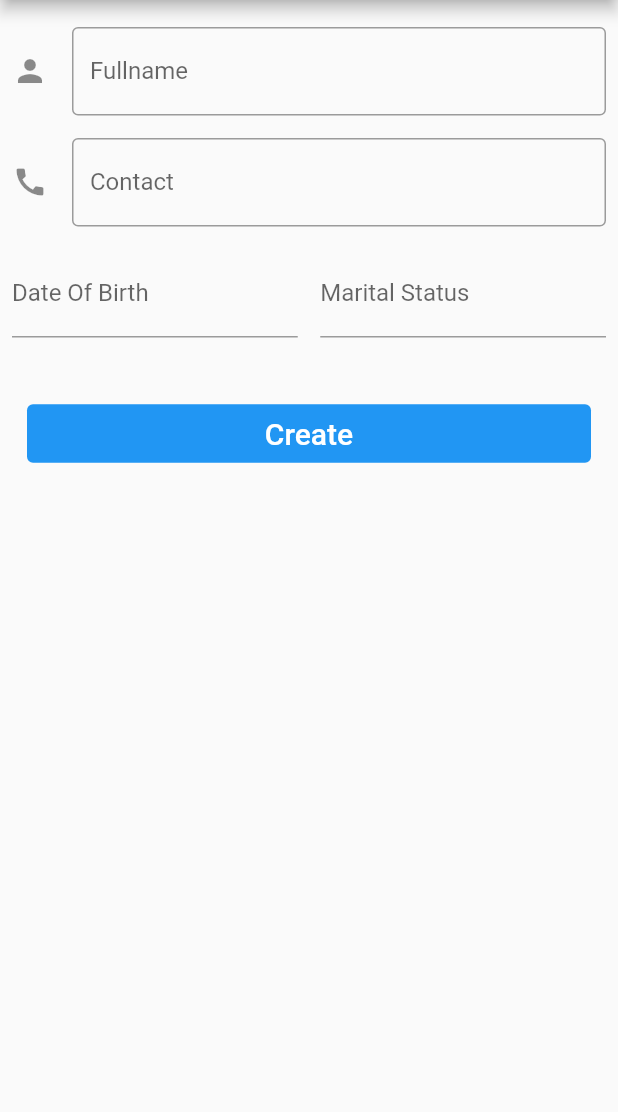
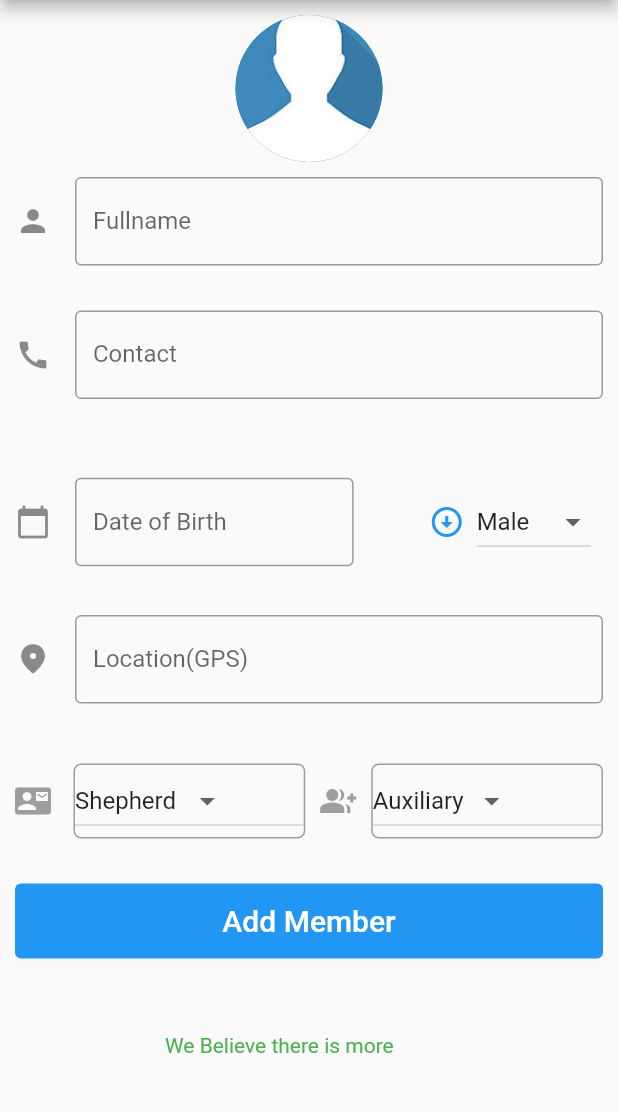
Before and after one commit to s-muel/rcc_discipleship_app1, a Flutter app: the screen it shows after launch, after a tap on the "add" icon, on a phone screen of 412 x 824 dp, the part 84-1196 px from its top. Run offline on Flutter 3.47's test engine with Material 2 defaults, Android fonts, the phone set to English and light mode, and no system bars; our stand-ins replace modal_bottom_sheet, select_form_field.

Commit message:
added dropdown to add member page

```diff
--- /dev/null
+++ b/lib/add_member.dart
@@ -0,0 +1,295 @@
+import 'package:flutter/material.dart';
+import 'package:select_form_field/select_form_field.dart';
+
+class AddMembers extends StatefulWidget {
+  AddMembers({Key? key}) : super(key: key);
+
+  @override
+  State<AddMembers> createState() => _AddMembersState();
+}
+
+class _AddMembersState extends State<AddMembers> {
+  final GlobalKey<FormState> createATodokey = GlobalKey();
+
+  final TextEditingController nameController = TextEditingController();
+
+  final TextEditingController contactController = TextEditingController();
+
+  final TextEditingController dobController = TextEditingController();
+
+  final TextEditingController timeController = TextEditingController();
+
+  final TextEditingController gendarController = TextEditingController();
+
+  final TextEditingController locationController = TextEditingController();
+
+  final TextEditingController shepherdController = TextEditingController();
+
+  final TextEditingController auxiliaryController = TextEditingController();
+
+//auxiliary
+  String dropdownvalue = 'Male';
+  String shepherd = 'Shepherd';
+  String auxiliary = 'Auxiliary';
+
+  // List of items in our dropdown menu
+  var items = ['Male', 'Female'];
+  var shepherdItems = ['Shepherd', 'Papa', 'Papa Andy'];
+  var auxiliaryItems = ['Auxiliary', 'Prayer', 'Singing', 'Usher'];
+
+  @override
+  Widget build(BuildContext context) {
+    return Scaffold(
+      appBar: AppBar(
+        title: const Text("Add New Member"),
+      ),
+      body: Form(
+        key: createATodokey,
+        child: Padding(
+          padding: const EdgeInsets.all(10),
+          child: ListView(
+            children: [
+              const CircleAvatar(
+                backgroundImage: AssetImage('assets/images/default1.jpg'),
+                radius: 49,
+                // child: Text("Admin will add the image later",
+                //     style: TextStyle(
+                //       color: Colors.green,
+                //     )),
+              ),
+              const SizedBox(height: 10),
+              TextFormField(
+                controller: nameController,
+                validator: (value) {
+                  if (value!.isEmpty) {
+                    return "This Field must not be empty";
+                  }
+                },
+                decoration: const InputDecoration(
+                    label: Text("Fullname"),
+                    border: OutlineInputBorder(),
+                    icon: Icon(Icons.person)),
+              ),
+              const SizedBox(
+                height: 30,
+              ),
+              TextFormField(
+                controller: contactController,
+                validator: (value) {
+                  if (value!.isEmpty) {
+                    return "This Field must not be empty";
+                  }
+                },
+                decoration: const InputDecoration(
+                    label: Text("Contact"),
+                    border: OutlineInputBorder(),
+                    icon: Icon(Icons.call)),
+              ),
+              const SizedBox(
+                height: 50,
+              ),
+              Row(
+                children: [
+                  Expanded(
+                    child: TextFormField(
+                      controller: dobController,
+                      onTap: () {
+                        showDatePicker(
+                                context: context,
+                                initialDate: DateTime.now(),
+                                firstDate: DateTime.now(),
+                                lastDate: DateTime.now()
+                                    .add(const Duration(days: 365)))
+                            .then((value) =>
+                                dobController.text = value.toString());
+                      },
+                      validator: (value) {
+                        if (value!.isEmpty) {
+                          return "This Field must not be empty";
+                        }
+                      },
+                      decoration: const InputDecoration(
+                          label: Text("Date of Birth"),
+                          border: OutlineInputBorder(),
+                          icon: Icon(Icons.calendar_today)),
+                    ),
+                  ),
+                  const SizedBox(
+                    width: 50,
+                  ),
+                  const Icon(Icons.arrow_circle_down_sharp, color: Colors.blue),
+                  Padding(
+                    padding: const EdgeInsets.all(8.0),
+                    child: DropdownButton(
+                      // Initial Value
+                      value: dropdownvalue,
+
+                      // Down Arrow Icon
+
+                      // Array list of items
+                      items: items.map((String items) {
+                        return DropdownMenuItem(
+                          value: items,
+                          child: Text(items),
+                        );
+                      }).toList(),
+                      // After selecting the desired option,it will
+                      // change button value to selected value
+                      onChanged: (String? newValue) {
+                        setState(() {
+                          dropdownvalue = newValue!;
+                          gendarController.text = newValue;
+                          print(newValue);
+                        });
+                      },
+                    ),
+                  ),
+                ],
+              ),
+              const SizedBox(
+                height: 30,
+              ),
+              TextFormField(
+                controller: locationController,
+                validator: (value) {
+                  if (value!.isEmpty) {
+                    return "This Field must not be empty";
+                  }
+                },
+                decoration: const InputDecoration(
+                    label: Text("Location(GPS)"),
+                    border: OutlineInputBorder(),
+                    icon: Icon(Icons.location_on_rounded)),
+              ),
+              const SizedBox(
+                height: 40,
+              ),
+              Row(
+                children: [
+                  const Icon(
+                    Icons.contact_mail,
+                    color: Colors.grey,
+                  ),
+                  const SizedBox(
+                    width: 15,
+                  ),
+                  Expanded(
+                    child: Container(
+                      decoration: BoxDecoration(
+                        border: Border.all(
+                          color: Colors.grey,
+                          width: 1,
+                        ),
+                        borderRadius: BorderRadius.circular(5),
+                      ),
+                      child: DropdownButton(
+                        // Initial Value
+                        value: shepherd,
+                        hint: const Text("Shepherd"),
+
+                        // Down Arrow Icon
+
+                        // Array list of items
+                        items: shepherdItems.map((String items) {
+                          return DropdownMenuItem(
+                            value: items,
+                            child: Text(items),
+                          );
+                        }).toList(),
+                        // After selecting the desired option,it will
+                        // change button value to selected value
+                        onChanged: (String? newValue) {
+                          setState(() {
+                            shepherd = newValue!;
+                            shepherdController.text = newValue;
+                            print(newValue);
+                          });
+                        },
+                      ),
+                    ),
+                  ),
+                  const SizedBox(
+                    width: 10,
+                  ),
+                  const Icon(
+                    Icons.group_add,
+                    color: Colors.grey,
+                  ),
+                  const SizedBox(
+                    width: 10,
+                  ),
+                  Expanded(
+                    child: Container(
+                      decoration: BoxDecoration(
+                        border: Border.all(
+                          color: Colors.grey,
+                          width: 1,
+                        ),
+                        borderRadius: BorderRadius.circular(5),
+                      ),
+                      child: DropdownButton(
+                        // Initial Value
+                        value: auxiliary,
+                        hint: const Text("Shepherd"),
+
+                        // Down Arrow Icon
+
+                        // Array list of items
+                        items: auxiliaryItems.map((String items) {
+                          return DropdownMenuItem(
+                            value: items,
+                            child: Text(items),
+                          );
+                        }).toList(),
+                        // After selecting the desired option,it will
+                        // change button value to selected value
+                        onChanged: (String? newValue) {
+                          setState(() {
+                            auxiliary = newValue!;
+                            auxiliaryController.text = newValue;
+                            print(newValue);
+                          });
+                        },
+                      ),
+                    ),
+                  )
+                ],
+              ),
+              const SizedBox(
+                height: 30,
+              ),
+              SizedBox(
+                height: 50,
+                width: 200,
+                child: TextButton(
+                  onPressed: () {
+                    if (createATodokey.currentState!.validate()) {
+                      // send to database
+                    } else {
+                      // dont send to database
+                    }
+                  },
+                  child: const Text(
+                    "Add Member",
+                    style: TextStyle(color: Colors.white, fontSize: 20),
+                  ),
+                  style: TextButton.styleFrom(backgroundColor: Colors.blue),
+                ),
+              ),
+              const SizedBox(
+                height: 50,
+              ),
+              const Padding(
+                padding: EdgeInsets.only(left: 100),
+                child: Text(
+                  "We Believe there is more",
+                  style: TextStyle(color: Colors.green),
+                ),
+              )
+            ],
+          ),
+        ),
+      ),
+    );
+  }
+}
--- a/lib/add_member_page.dart
+++ b/lib/add_member_page.dart
@@ -100,9 +100,7 @@ class AddMember extends StatelessWidget {
               const SizedBox(
                 height: 30,
               ),
-              Padding(
-                padding: const EdgeInsets.all(10.0),
-                child: TextButton(
+              TextButton(
                 onPressed: () {
                   if (createATodokey.currentState!.validate()) {
                     // send to database
@@ -115,7 +113,6 @@ class AddMember extends StatelessWidget {
                   style: TextStyle(color: Colors.white, fontSize: 20),
                 ),
                 style: TextButton.styleFrom(backgroundColor: Colors.blue),
-                ),
               )
             ],
           ),
--- a/lib/main_page.dart
+++ b/lib/main_page.dart
@@ -1,5 +1,6 @@
 import 'package:flutter/material.dart';
 import 'package:modal_bottom_sheet/modal_bottom_sheet.dart';
+import 'package:my_todo_app1/add_member.dart';
 import 'package:my_todo_app1/add_member_page.dart';
 import 'package:my_todo_app1/create_todo_view.dart';
 import 'package:my_todo_app1/details_page.dart';
@@ -150,6 +151,7 @@ class MainPage extends StatelessWidget {
           shape: const CircularNotchedRectangle(),
           child: Row(
             children: [
+
               IconButton(icon: const Icon(Icons.menu), onPressed: () {}),
               const Spacer(),
               IconButton(icon: const Icon(Icons.search), onPressed: () {}),
@@ -163,7 +165,7 @@ class MainPage extends StatelessWidget {
             onPressed: () {
               Navigator.push(context, MaterialPageRoute(
                 builder: (context) {
-                  return AddMember();
+                  return AddMembers();
                 },
               ));
             }),
--- a/pubspec.yaml
+++ b/pubspec.yaml
@@ -35,6 +35,7 @@ dependencies:
   # Use with the CupertinoIcons class for iOS style icons.
   cupertino_icons: ^1.0.2
   modal_bottom_sheet: ^2.0.0
+  select_form_field: ^2.2.0
 
 dev_dependencies:
   flutter_test:
```
Also changed, not shown: pubspec.lock. Lines whose indentation alone changed are shown as unchanged.
